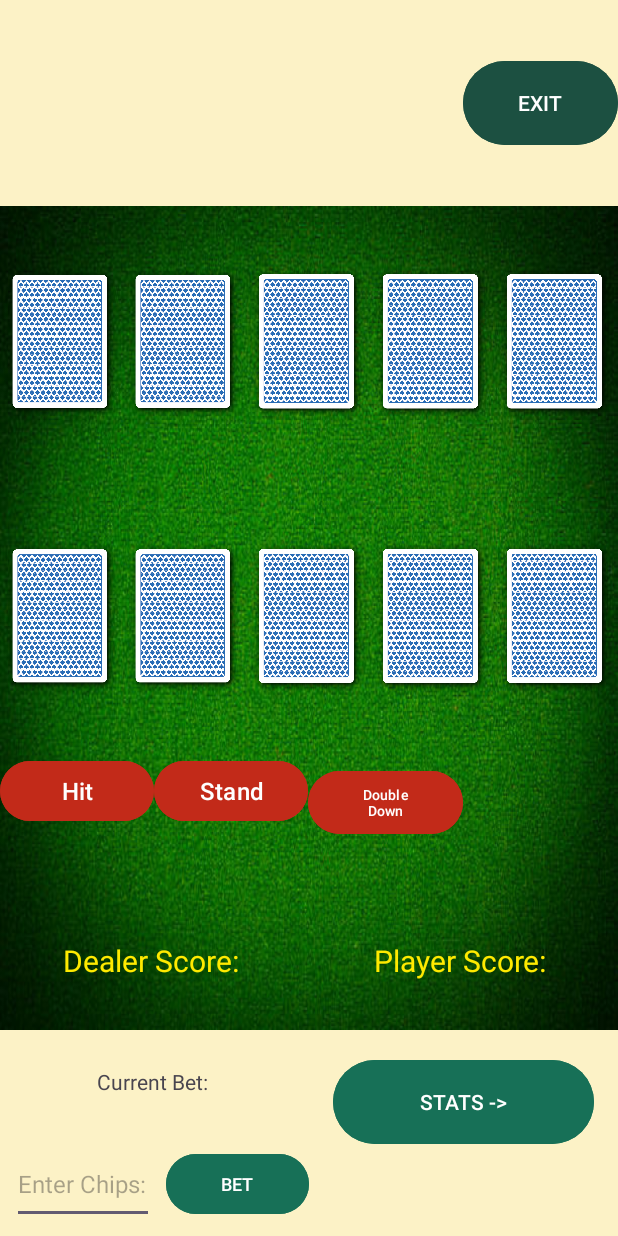
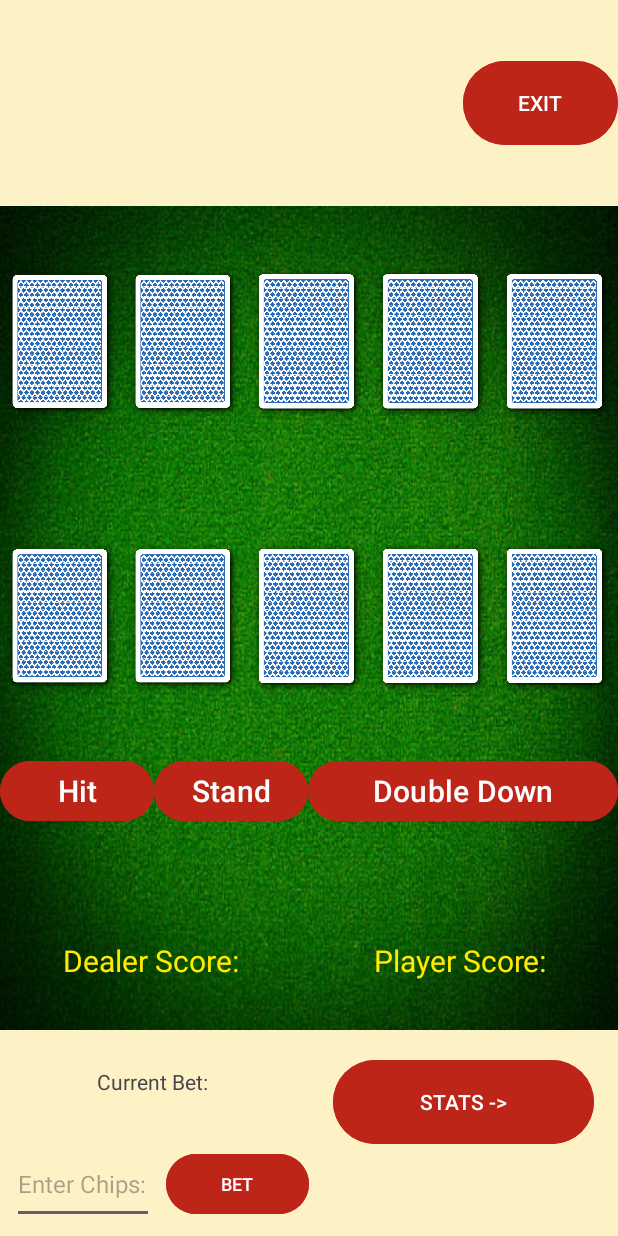
Before and after one commit to trevorcoyle23/BlackJack2, an Android app: the layout activity_table.xml on its own in the app's theme, with its tools: preview values and no code run, on a phone screen of 412 x 824 dp. Run offline under Robolectric (Android 15) with nearby library versions, the phone set to English and light mode, and no system bars.

Commit message:
Initial commit

```diff
--- a/app/src/main/res/layout/activity_main.xml
+++ b/app/src/main/res/layout/activity_main.xml
@@ -30,7 +30,7 @@
             android:layout_height="0dp"
             android:layout_margin="132dp"
             android:layout_weight="19"
-            android:backgroundTint="#177057"
+            android:backgroundTint="#BC2518"
             android:text="PLAY"
             android:textSize="32sp" />
     </LinearLayout>
--- a/app/src/main/res/layout/activity_settings.xml
+++ b/app/src/main/res/layout/activity_settings.xml
@@ -101,7 +101,7 @@
             android:layout_height="match_parent"
             android:layout_margin="20dp"
             android:layout_weight="1"
-            android:backgroundTint="#177057"
+            android:backgroundTint="#BC2518"
             android:text="ENTER"
             android:textSize="32sp" />
 
--- a/app/src/main/res/layout/activity_table.xml
+++ b/app/src/main/res/layout/activity_table.xml
@@ -31,7 +31,7 @@
             android:layout_height="64dp"
             android:layout_gravity="center"
             android:layout_weight="1"
-            android:backgroundTint="#1C5041"
+            android:backgroundTint="#BC2518"
             android:text="EXIT" />
     </LinearLayout>
 
@@ -129,17 +129,17 @@
 
 
             <Button
-                android:backgroundTint="#C22A19"
+                android:backgroundTint="#BC2518"
                 android:id="@+id/hitButton"
-                android:textSize="16sp"
+                android:textSize="20sp"
                 android:text="Hit"
                 android:layout_weight="1"
                 android:layout_width="0dp"
                 android:layout_height="48dp" />
             <Button
-                android:backgroundTint="#C22A19"
+                android:backgroundTint="#BC2518"
                 android:id="@+id/standButton"
-                android:textSize="16sp"
+                android:textSize="20sp"
                 android:text="Stand"
                 android:layout_weight="1"
                 android:layout_width="0dp"
@@ -148,11 +148,11 @@
             <Button
                 android:id="@+id/doubleDownButton"
                 android:layout_width="0dp"
-                android:layout_height="50dp"
-                android:layout_weight="1"
-                android:backgroundTint="#C22A19"
+                android:layout_height="48dp"
+                android:layout_weight="2"
+                android:backgroundTint="#BC2518"
                 android:text="Double Down"
-                android:textSize="9.3sp" />
+                android:textSize="20sp" />
 
         </LinearLayout>
         <LinearLayout
@@ -230,7 +230,7 @@
                     android:layout_height="48dp"
                     android:layout_gravity="center"
                     android:layout_weight="1"
-                    android:backgroundTint="#177057"
+                    android:backgroundTint="#BC2518"
                     android:text="BET"
                     android:textSize="12sp" />
 
@@ -251,7 +251,7 @@
                 android:layout_width="0dp"
                 android:layout_height="64dp"
                 android:layout_weight="1"
-                android:backgroundTint="#177057"
+                android:backgroundTint="#BC2518"
                 android:text="STATS ->" />
         </LinearLayout>
     </LinearLayout>
```
Also changed, not shown: app/src/main/java/edu/utsa/cs3443/blackjack2/TableActivity.java (+21 -0 lines).
